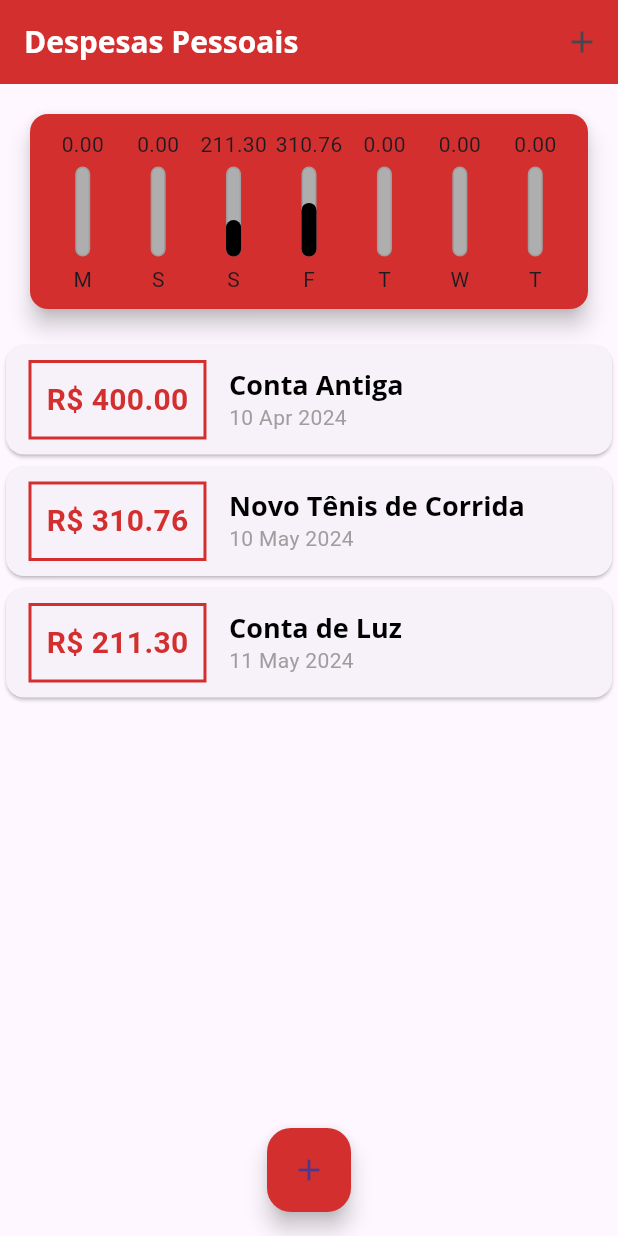
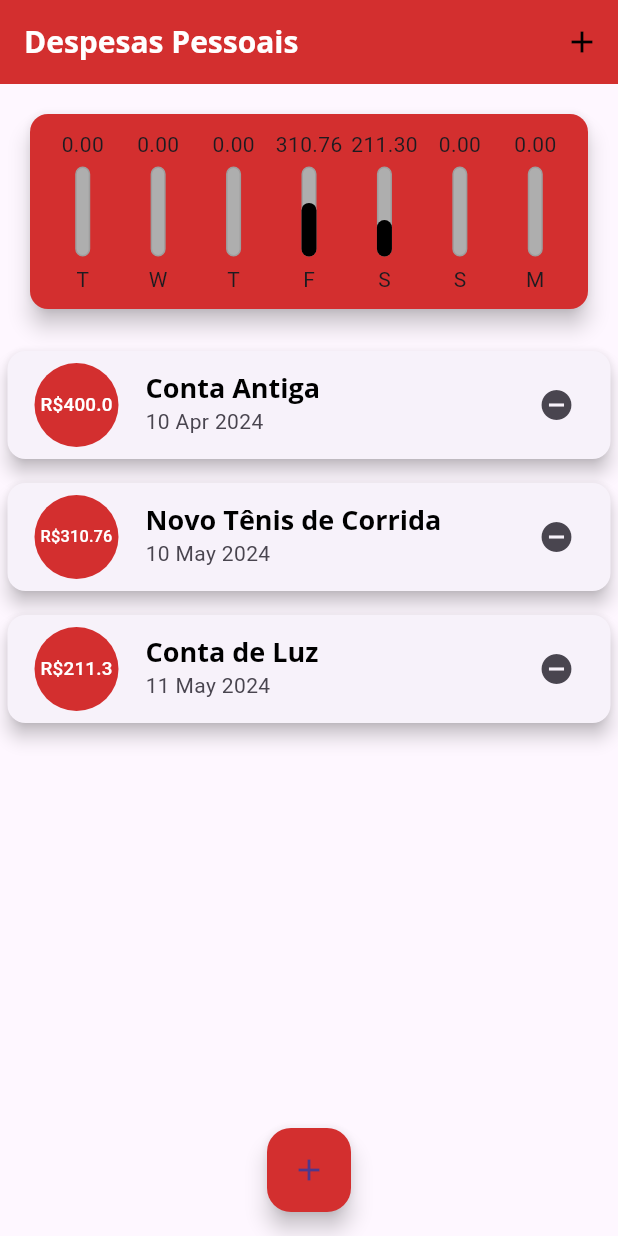
Before and after one commit to ArthurRCastilho/app_despesas, a Flutter app: the screen it shows after launch, on a phone screen of 412 x 824 dp. Run offline on Flutter 3.47's test engine with Material 3 defaults, Android fonts, the phone set to English and light mode, and no system bars.

Commit message:
Inversão dos dias mostrados no gráfico, apenas adicionando .reversed para reverter os dias, e mostrar de forma inversa, que os dias que já se passaram fiquem para esquerda, e o dia mais atual para direita. E usando o .toString para mostrar que é uma String. Além disso foi refeito os Cards que mostravam os gastos, agora utilizando ListTitle para crias listas de gastos no app, CircleAvatar para fazer o circulo com o valor além de Title e subtitle para colocar o titulo e data respectivalmente, além disso foi adicionado também um icon de remove que será substituido por um iconButton com a intenção de remover determinadas transações

```diff
--- a/lib/components/chart.dart
+++ b/lib/components/chart.dart
@@ -30,7 +30,7 @@ class Chart extends StatelessWidget {
         'day': DateFormat.E().format(weekDay)[0],
         'value': totalSum,
       };
-    });
+    }).reversed.toList();
   }
 
   double get _weekTotalValue {
--- a/lib/components/chart_bar.dart
+++ b/lib/components/chart_bar.dart
@@ -18,8 +18,11 @@ class ChartBar extends StatelessWidget {
     return Column(
       children: <Widget>[
         // FittedBox => Responsável por diminuir o tamanho do texto quando ele é grande demais
-        FittedBox(
-          child: Text('${value.toStringAsFixed(2)}'),
+        Container(
+          height: 20,
+          child: FittedBox(
+            child: Text('${value.toStringAsFixed(2)}'),
+          ),
         ),
         SizedBox(height: 5),
         Container(
--- a/lib/components/transaction_list.dart
+++ b/lib/components/transaction_list.dart
@@ -10,7 +10,7 @@ class TransactionList extends StatelessWidget {
   @override
   Widget build(BuildContext context) {
     return Container(
-      height: 790,
+      height: 300,
       child: transactions.isEmpty
           ? Column(
               children: [
@@ -33,45 +33,35 @@ class TransactionList extends StatelessWidget {
               itemBuilder: (ctx, index) {
                 final tr = transactions[index];
                 return Card(
-                  child: Row(
-                    children: <Widget>[
-                      Container(
+                  elevation: 5,
                   margin: const EdgeInsets.symmetric(
-                          horizontal: 15,
-                          vertical: 10,
+                    vertical: 8,
+                    horizontal: 5,
                   ),
-                        decoration: BoxDecoration(
-                          border: Border.all(
-                            color: Theme.of(context).colorScheme.primary,
-                            width: 2,
-                          ),
-                        ),
-                        padding: EdgeInsets.all(10),
+                  child: ListTile(
+                    leading: CircleAvatar(
+                      backgroundColor: Theme.of(context).colorScheme.primary,
+                      radius: 30,
+                      child: Padding(
+                        padding: const EdgeInsets.all(6.0),
+                        child: FittedBox(
                           child: Text(
-                          'R\$ ${tr.value.toStringAsFixed(2)}',
+                            'R\$${tr.value}',
                             style: TextStyle(
-                            fontWeight: FontWeight.bold,
-                            fontSize: 20,
-                            color: Theme.of(context).colorScheme.primary,
+                              color: Theme.of(context).colorScheme.tertiary,
                             ),
                           ),
                         ),
-                      Column(
-                        crossAxisAlignment: CrossAxisAlignment.start,
-                        children: <Widget>[
-                          Text(
+                      ),
+                    ),
+                    title: Text(
                       tr.title,
                       style: Theme.of(context).textTheme.titleLarge,
                     ),
-                          Text(
+                    subtitle: Text(
                       DateFormat('d MMM y').format(tr.date),
-                            style: const TextStyle(
-                              color: Colors.grey,
                     ),
-                          )
-                        ],
-                      )
-                    ],
+                    trailing: Icon(Icons.remove_circle),
                   ),
                 );
               },
--- a/lib/main.dart
+++ b/lib/main.dart
@@ -114,7 +114,10 @@ class _MyHomePageState extends State<MyHomePage> {
         actions: <Widget>[
           IconButton(
             onPressed: () => _opentransactionFormModal(context),
-            icon: Icon(Icons.add),
+            icon: Icon(
+              Icons.add,
+              color: Theme.of(context).colorScheme.secondary,
+            ),
           ),
         ],
       ),
```
Lines whose indentation alone changed are shown as unchanged.
